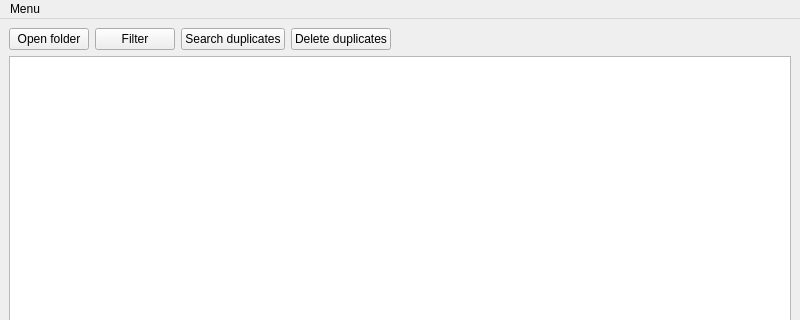
This is mainwindow.ui in FomkaExe/DeleteDuplicatedFiles as Qt 5 draws it before an edit; both pictures show x 0 to 800 and y 0 to 320 of the 800 by 600 pixel window. The edited form follows.
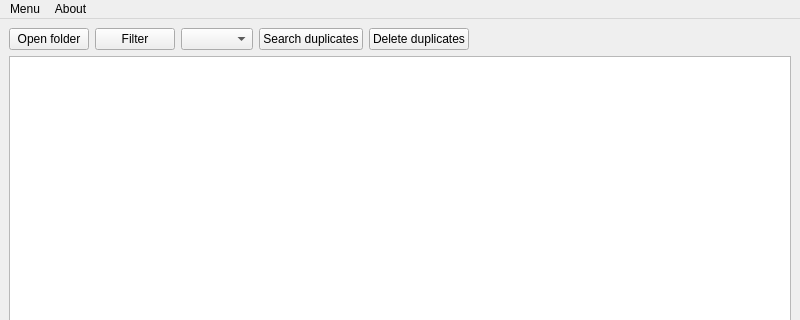
This is the edited form.

Commit message: Fixed the bug that crashed the model after editing it TODO: Make interface better, add selection of files' format via QComboBox (or something better), make menu buttons behave exactly as buttons in the widget, also add more warning and messageboxes

```diff
--- a/mainwindow.ui
+++ b/mainwindow.ui
@@ -31,6 +31,16 @@
         </property>
        </widget>
       </item>
+      <item>
+       <widget class="QComboBox" name="filesFormatComboBox">
+        <property name="sizePolicy">
+         <sizepolicy hsizetype="Preferred" vsizetype="Minimum">
+          <horstretch>0</horstretch>
+          <verstretch>0</verstretch>
+         </sizepolicy>
+        </property>
+       </widget>
+      </item>
       <item>
        <widget class="QPushButton" name="searchButton">
         <property name="text">
@@ -84,7 +94,14 @@
     <addaction name="actionDelete_duplicates"/>
     <addaction name="actionExit"/>
    </widget>
+   <widget class="QMenu" name="menuAbout">
+    <property name="title">
+     <string>About</string>
+    </property>
+    <addaction name="actionAbout_Qt"/>
+   </widget>
    <addaction name="menuOpen_folder"/>
+   <addaction name="menuAbout"/>
   </widget>
   <widget class="QStatusBar" name="statusbar"/>
   <action name="actionOpen_folder">
```
Left out of the diff: 5 changed lines with no effect on the pictures. The commit also changes 6 other files.
